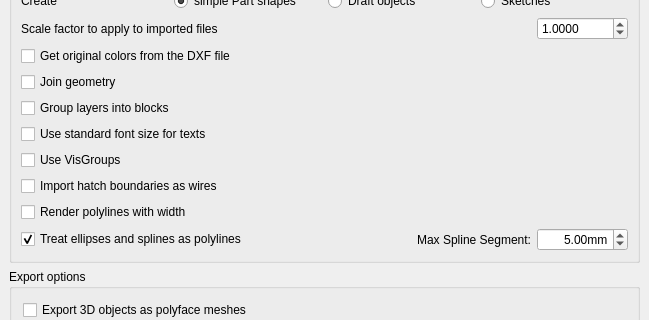
Old version of the form src/Mod/Draft/Resources/ui/preferences-dxf.ui in the repository berndhahnebach/All_FreeCAD; both pictures show x 0 to 649 and y 242 to 562 of the 649 by 773 pixel window.
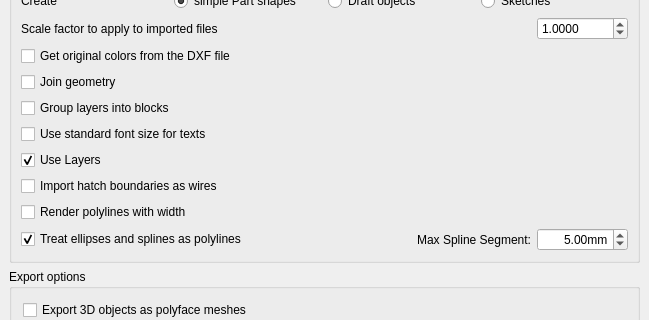
New version of the form. Custom widgets are drawn as their Qt base class.

Commit message: Draft: Proper support for layers in DXF import/export (py exporter)

What changed in the file:
```diff
--- a/src/Mod/Draft/Resources/ui/preferences-dxf.ui
+++ b/src/Mod/Draft/Resources/ui/preferences-dxf.ui
@@ -386,7 +386,10 @@
            <string>If this is checked, DXF layers will be imported as Draft VisGroups</string>
           </property>
           <property name="text">
-           <string>Use VisGroups</string>
+           <string>Use Layers</string>
+          </property>
+          <property name="checked">
+           <bool>true</bool>
           </property>
           <property name="prefEntry" stdset="0">
            <cstring>dxfUseDraftVisGroups</cstring>
```
The commit also changes 1 other file.
